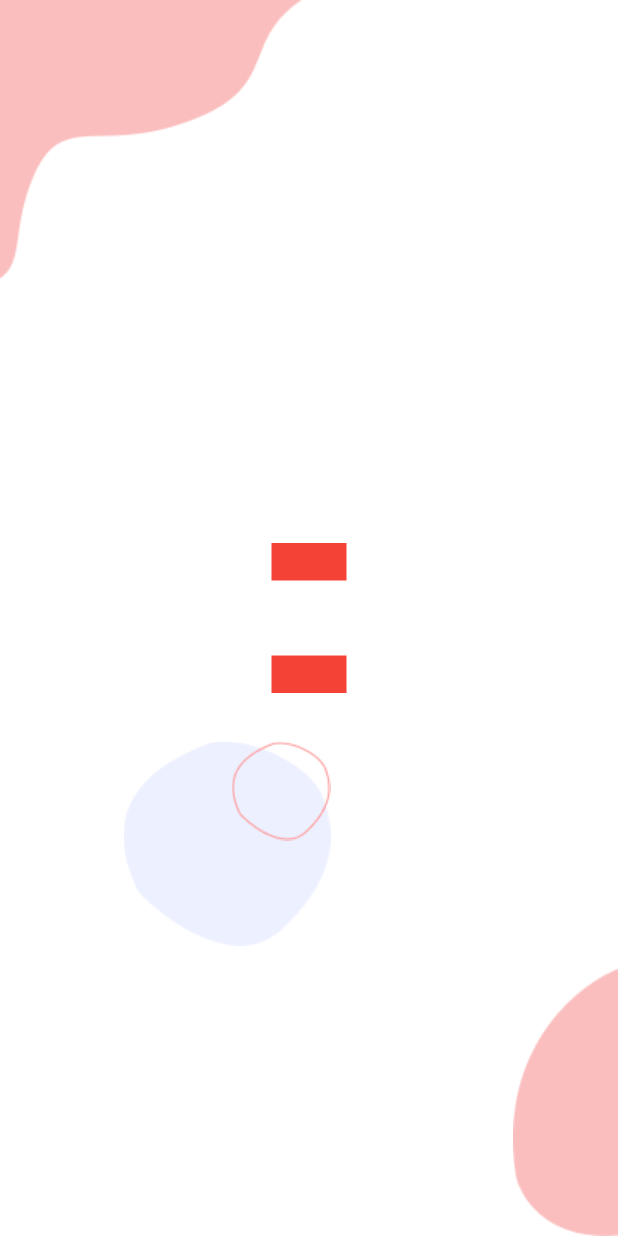
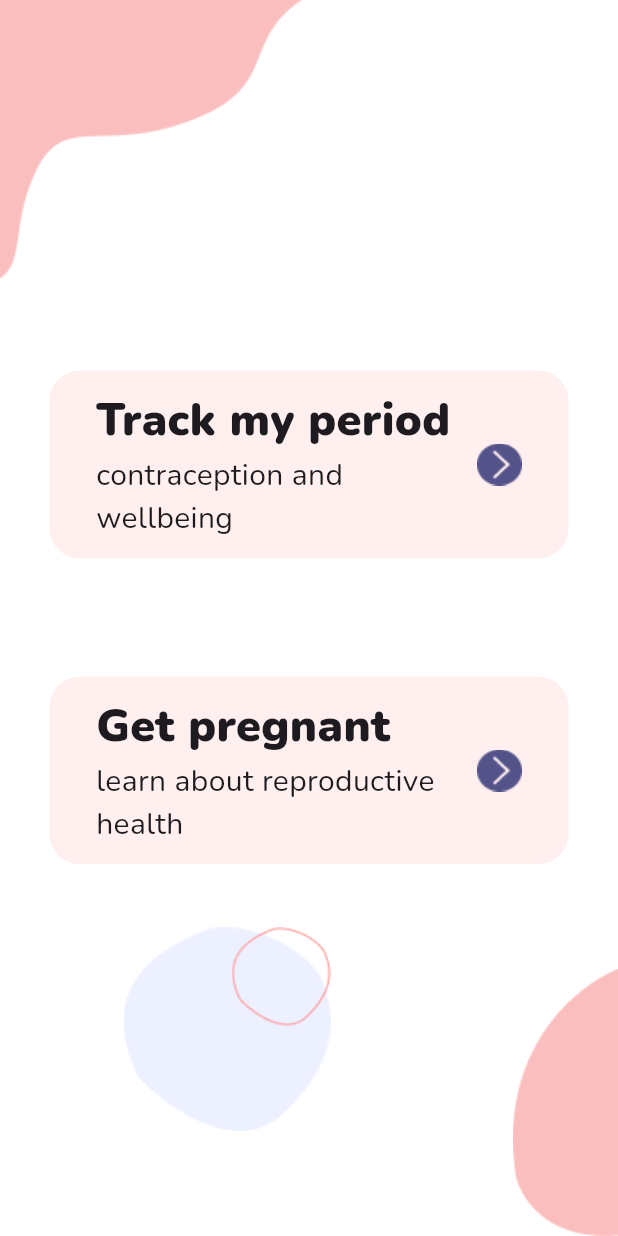
Before and after one commit to StanislavSeryogin/choice_date_of_birth, a Flutter app: the screen it shows after launch, on a phone screen of 412 x 824 dp. Run offline on Flutter 3.47's test engine with Material 2 defaults, Android fonts, the phone set to English and light mode, and no system bars; our stand-ins replace google_fonts.

Commit message:
add final choice container

```diff
--- a/lib/pages/choice.dart
+++ b/lib/pages/choice.dart
@@ -1,37 +1,67 @@
 import 'package:choice_date_of_birth/utilities/constants.dart';
+import 'package:choice_date_of_birth/utilities/layout_helper.dart';
 import 'package:choice_date_of_birth/widgets/choice_container.dart';
 import 'package:flutter/material.dart';
 
 class Choice extends StatelessWidget {
-  const Choice({super.key});
+  const Choice({Key? key}) : super(key: key);
 
   @override
   Widget build(BuildContext context) {
-    // position widgets dynamically for different screen size;
-    double screenWidth = MediaQuery.of(context).size.width;
-    double screenHeight = MediaQuery.of(context).size.height;
+    final layoutHelper = LayoutHelper(
+      screenWidth: MediaQuery.of(context).size.width,
+      screenHeight: MediaQuery.of(context).size.height,
+    );
 
     return Scaffold(
       body: Stack(
         children: [
-          Align(
+          buildTopLeftImage(),
+          buildBottomRightImage(),
+          buildCenterImageStack(
+            layoutHelper.getCenterTopPosition(),
+            layoutHelper.getCenterLeftPosition(),
+          ),
+          buildChoiceContainer(
+            layoutHelper.getContainerTopPosition(0.3),
+            layoutHelper.getDynamicLeft(),
+            mainText: 'Track my period',
+            subText: 'contraception and wellbeing',
+          ),
+          buildChoiceContainer(
+            layoutHelper.getContainerTopPosition(0.3) + 204,
+            layoutHelper.getDynamicLeft(),
+            mainText: 'Get pregnant',
+            subText: 'learn about reproductive health',
+          ),
+        ],
+      ),
+    );
+  }
+
+  Align buildTopLeftImage() {
+    return Align(
       alignment: Alignment.topLeft,
       child: AppImage.kTopLeft,
-          ),
-          Align(
+    );
+  }
+
+  Align buildBottomRightImage() {
+    return Align(
       alignment: Alignment.bottomRight,
       child: AppImage.kBottomRight,
-          ),
-          Positioned(
-            // position widgets dynamically for different screen size;
-            top: screenHeight * 0.6, // or top: 624
-            left: screenWidth * 0.2, // or left: 67
+    );
+  }
 
+  Positioned buildCenterImageStack(double top, double left) {
+    return Positioned(
+      top: top,
+      left: left,
       child: SizedBox(
         width: 138,
         height: 136,
         child: Stack(
-                children: <Widget>[
+          children: [
             AppImage.kCenterBig,
             Align(
               alignment: Alignment.topRight,
@@ -40,17 +70,17 @@ class Choice extends StatelessWidget {
           ],
         ),
       ),
-          ),
-          ChoiceContainer(
-            screenTop: (screenHeight / 2) - 50, // or screenTop: 253
-            screenLeft: (screenWidth / 2) - 25, // or screenLeft: 34
-          ),
-          ChoiceContainer(
-            screenTop: (screenHeight / 2) + 25, // or screenTop: 457
-            screenLeft: (screenWidth / 2) - 25, // or screenLeft: 34
-          ),
-        ],
-      ),
+    );
+  }
+
+  ChoiceContainer buildChoiceContainer(double top, double left,
+      {required String mainText, required String subText}) {
+    return ChoiceContainer(
+      screenTop: top,
+      screenLeft: left,
+      mainText: mainText,
+      subText: subText,
+      onTap: () {},
     );
   }
 }
--- a/lib/utilities/constants.dart
+++ b/lib/utilities/constants.dart
@@ -2,12 +2,15 @@ import 'package:flutter/material.dart';
 
 class AppColors {
   static const kBackgroundColor = Color(0xFFffffff);
+  static const kChoiceContainerColor = Color(0xFFFFEFEF);
 }
 
 class AppImage {
   static final kTopLeft = Image.asset('assets/image_choice/top_left.png');
-  static final kBottomRight = Image.asset('assets/image_choice/bottom_right.png');
+  static final kBottomRight =
+      Image.asset('assets/image_choice/bottom_right.png');
   static final kCenterBig = Image.asset('assets/image_choice/center_big.png');
-  static final kCenterSmall = Image.asset('assets/image_choice/center_small.png');
+  static final kCenterSmall =
+      Image.asset('assets/image_choice/center_small.png');
   static final kArrow = Image.asset('assets/image_choice/arrow.png');
 }
--- /dev/null
+++ b/lib/utilities/layout_helper.dart
@@ -0,0 +1,24 @@
+class LayoutHelper {
+  final double screenWidth;
+  final double screenHeight;
+
+  static const double containerWidth = 346.0;
+
+  LayoutHelper({required this.screenWidth, required this.screenHeight});
+
+  double getDynamicLeft() {
+    return (screenWidth - containerWidth) / 2;
+  }
+
+  double getCenterTopPosition() {
+    return screenHeight * 0.75;
+  }
+
+  double getCenterLeftPosition() {
+    return screenWidth * 0.2;
+  }
+
+  double getContainerTopPosition(double offsetFactor) {
+    return screenHeight * offsetFactor;
+  }
+}
--- a/lib/widgets/choice_container.dart
+++ b/lib/widgets/choice_container.dart
@@ -1,3 +1,4 @@
+import 'package:choice_date_of_birth/utilities/constants.dart';
 import 'package:flutter/material.dart';
 
 class ChoiceContainer extends StatelessWidget {
@@ -5,20 +6,66 @@ class ChoiceContainer extends StatelessWidget {
     super.key,
     required this.screenTop,
     required this.screenLeft,
+    required this.mainText,
+    required this.subText,
+    required this.onTap,
   });
 
   final double screenTop;
   final double screenLeft;
+  final String mainText;
+  final String subText;
+  final VoidCallback onTap;
 
   @override
   Widget build(BuildContext context) {
     return Positioned(
       top: screenTop,
       left: screenLeft,
-      child: Container(
-        width: 50,
-        height: 25,
-        color: Colors.red,
+      child: GestureDetector(
+        onTap: onTap,
+        child: Container(
+          padding: const EdgeInsets.symmetric(vertical: 12, horizontal: 31),
+          width: 346,
+          decoration: BoxDecoration(
+            color: AppColors.kChoiceContainerColor,
+            borderRadius: BorderRadius.circular(20.0),
+          ),
+          child: Row(
+            children: [
+              Expanded(
+                child: Column(
+                  mainAxisAlignment: MainAxisAlignment.center,
+                  crossAxisAlignment: CrossAxisAlignment.start,
+                  children: [
+                    Text(
+                      mainText,
+                      style: const TextStyle(
+                        fontWeight: FontWeight.w900,
+                        fontSize: 30.0,
+                      ),
+                    ),
+                    Text(
+                      subText,
+                      style: const TextStyle(
+                        fontWeight: FontWeight.w400,
+                        fontSize: 20.0,
+                        overflow: TextOverflow.ellipsis,
+                      ),
+                      maxLines: 2,
+                    ),
+                  ],
+                ),
+              ),
+              const SizedBox(width: 12),
+              SizedBox(
+                height: 28,
+                width: 30,
+                child: AppImage.kArrow,
+              )
+            ],
+          ),
+        ),
       ),
     );
   }
```
Lines whose indentation alone changed are shown as unchanged.
